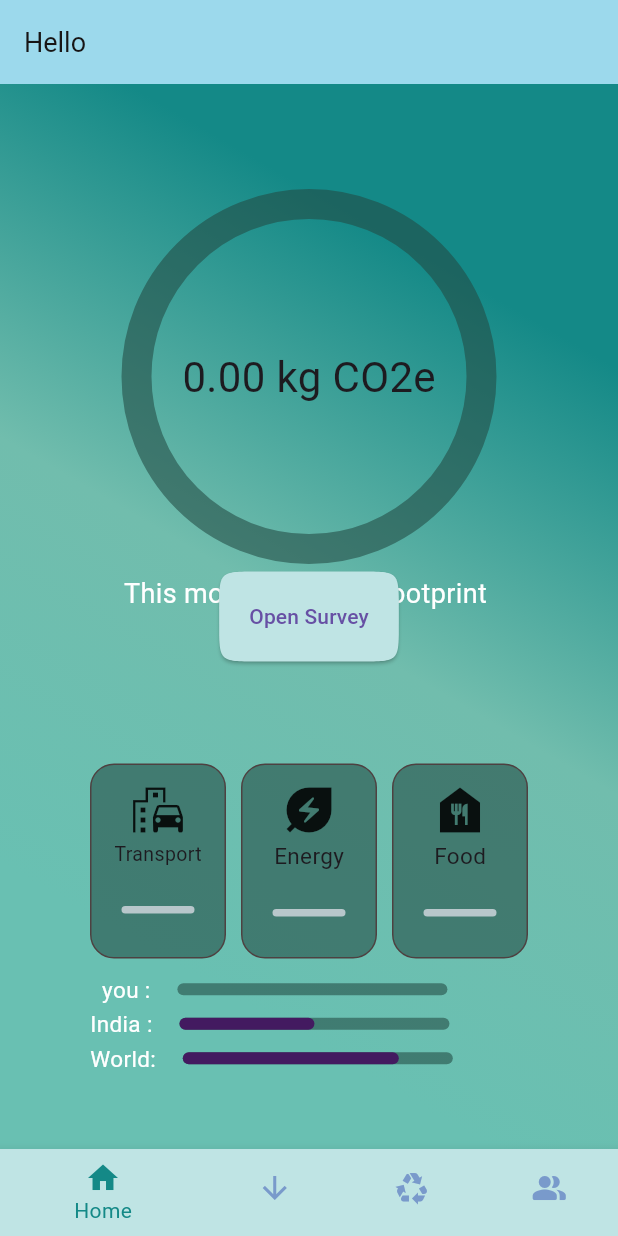
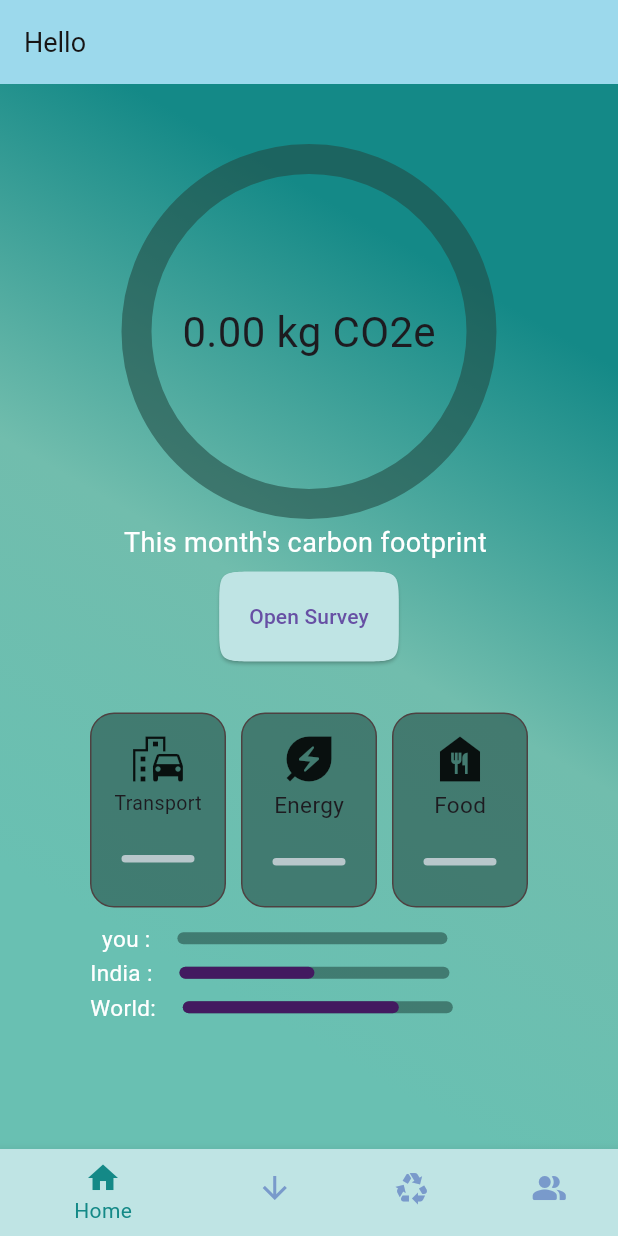
Before and after one commit to AartiDevkar/BEarthly, a Flutter app: the screen it shows after launch, on a phone screen of 412 x 824 dp. Run offline on Flutter 3.47's test engine with Material 3 defaults, Android fonts, the phone set to English and light mode, and no system bars; drawn by our look-alikes of percent_indicator; our stand-ins replace cloud_firestore, firebase_auth, firebase_core, fl_chart, google_sign_in, shared_preferences and 1 more; accounts and stored records are empty.

Commit message:
fix: rename files(recycle-track)

```diff
--- a/lib/carbonTrack/components/indicator.dart
+++ b/lib/carbonTrack/components/indicator.dart
@@ -25,27 +25,35 @@ class _IndicatorState extends State<Indicator> {
   Future<void> _initializeData() async {
     CarbonCalculator calculator = CarbonCalculator(context);
     await calculator.retrieveAnswers(); // Await the method
+    questionResponses =
+        calculator.questionResponses; // Store the survey responses
     _calculateTotalCarbonFootprint();
   }
 
   Future<void> _calculateTotalCarbonFootprint() async {
     CarbonCalculator calculator = CarbonCalculator(context);
-    totalCarbonFootprint = calculator.calculateFootprints(questionResponses
-        .map((response) =>
-            response.transport +
-            response.flightsYear +
-            response.shoppingMode +
-            response.energySourceHome +
-            response.ledBulbs +
-            response.energyIntensiveAppliances +
-            response.proteinSource +
-            response.waterUsage +
-            response.recycleWaste +
-            response.eWasteRecycle)
-        .toList());
 
-    // Assuming that the total carbon footprint is in the range [0, 1]
+    // Extract the relevant data from questionResponses
+    List<String?> responses = questionResponses
+        .map((response) => [
+              response.transport,
+              response.flightsYear,
+              response.shoppingMode,
+              response.energySourceHome,
+              response.ledBulbs,
+              response.energyIntensiveAppliances,
+              response.proteinSource,
+              response.waterUsage,
+              response.recycleWaste,
+              response.eWasteRecycle,
+            ])
+        .expand((element) => element)
+        .toList();
 
+    // Calculate total carbon footprint
+    totalCarbonFootprint = calculator.calculateFootprints(responses);
+
+    // Update the UI
     setState(() {});
   }
 
@@ -64,14 +72,14 @@ class _IndicatorState extends State<Indicator> {
             radius: 125.0,
             lineWidth: 20,
 
-            backgroundColor: Color.fromARGB(148, 34, 74, 67),
+            backgroundColor: const Color.fromARGB(148, 34, 74, 67),
             percent: widget.percent, // Use the widget's percent parameter
             center: Text(
               "${(totalCarbonFootprint.toStringAsFixed(2))} kg CO2e", // Format percent
-              style: TextStyle(fontSize: 28),
+              style: const TextStyle(fontSize: 28),
             ),
             footer: const Padding(
-              padding: EdgeInsets.only(top: 7.0), // Add padding here
+              padding: EdgeInsets.only(top: 3.0), // Add padding here
               child: Text(
                 "This month's carbon footprint ",
                 style: TextStyle(fontSize: 18, color: Colors.white),
@@ -79,7 +87,7 @@ class _IndicatorState extends State<Indicator> {
             ),
             animation: true,
             animationDuration: 1500,
-            progressColor: Color.fromARGB(255, 67, 26, 96),
+            progressColor: const Color.fromARGB(255, 67, 26, 96),
             circularStrokeCap: CircularStrokeCap.round,
           ),
         ),
@@ -98,16 +106,16 @@ class _IndicatorState extends State<Indicator> {
                   border:
                       Border.all(color: const Color.fromARGB(255, 77, 65, 65)),
                   borderRadius: BorderRadius.circular(16),
-                  color: Color.fromARGB(148, 34, 74, 67),
+                  color: const Color.fromARGB(148, 34, 74, 67),
                 ),
                 child: Container(
                   child: Column(
                     children: [
-                      Icon(
+                      const Icon(
                         Icons.emoji_transportation,
                         size: 40,
                       ),
-                      Text(
+                      const Text(
                         'Transport',
                         style: TextStyle(fontSize: 13),
                       ),
@@ -115,8 +123,8 @@ class _IndicatorState extends State<Indicator> {
                         height: 25,
                       ),
                       LinearPercentIndicator(
-                        progressColor: Color.fromARGB(255, 216, 79, 237),
-                        barRadius: Radius.circular(15),
+                        progressColor: const Color.fromARGB(255, 216, 79, 237),
+                        barRadius: const Radius.circular(15),
                         percent: transportPercent,
                       ),
                     ],
@@ -137,7 +145,7 @@ class _IndicatorState extends State<Indicator> {
                   border:
                       Border.all(color: const Color.fromARGB(255, 77, 65, 65)),
                   borderRadius: BorderRadius.circular(16),
-                  color: Color.fromARGB(148, 34, 74, 67),
+                  color: const Color.fromARGB(148, 34, 74, 67),
                 ),
                 child: Container(
                   child: Column(
@@ -154,8 +162,8 @@ class _IndicatorState extends State<Indicator> {
                         height: 25,
                       ),
                       LinearPercentIndicator(
-                        progressColor: Color.fromARGB(255, 216, 79, 237),
-                        barRadius: Radius.circular(15),
+                        progressColor: const Color.fromARGB(255, 216, 79, 237),
+                        barRadius: const Radius.circular(15),
                         percent: energyPercent,
                       ),
                     ],
@@ -176,25 +184,26 @@ class _IndicatorState extends State<Indicator> {
                   border:
                       Border.all(color: const Color.fromARGB(255, 77, 65, 65)),
                   borderRadius: BorderRadius.circular(16),
-                  color: Color.fromARGB(148, 34, 74, 67),
+                  color: const Color.fromARGB(148, 34, 74, 67),
                 ),
+                // ignore: avoid_unnecessary_containers
                 child: Container(
                   child: Column(
                     children: [
-                      Icon(
+                      const Icon(
                         Icons.food_bank,
                         size: 40,
                       ),
-                      Text(
+                      const Text(
                         'Food',
-                        style: TextStyle(fontSize: 15),
+                        style: const TextStyle(fontSize: 15),
                       ),
                       const SizedBox(
                         height: 25,
                       ),
                       LinearPercentIndicator(
-                        progressColor: Color.fromARGB(255, 216, 79, 237),
-                        barRadius: Radius.circular(15),
+                        progressColor: const Color.fromARGB(255, 216, 79, 237),
+                        barRadius: const Radius.circular(15),
                         percent: foodPercent,
                       ),
                     ],
@@ -207,8 +216,8 @@ class _IndicatorState extends State<Indicator> {
         const SizedBox(height: 10),
         Container(
           child: LinearPercentIndicator(
-            backgroundColor: Color.fromARGB(148, 34, 74, 67),
-            barRadius: Radius.circular(20),
+            backgroundColor: const Color.fromARGB(148, 34, 74, 67),
+            barRadius: const Radius.circular(20),
             width: 200.0,
             lineHeight: 8,
             percent: widget.percent, // Use the widget's percent parameter
@@ -218,7 +227,7 @@ class _IndicatorState extends State<Indicator> {
             ),
             animation: true,
             animationDuration: 1500,
-            progressColor: Color.fromARGB(255, 67, 26, 96),
+            progressColor: const Color.fromARGB(255, 67, 26, 96),
           ),
         ),
         const SizedBox(
@@ -226,18 +235,18 @@ class _IndicatorState extends State<Indicator> {
         ),
         Container(
           child: LinearPercentIndicator(
-            backgroundColor: Color.fromARGB(148, 34, 74, 67),
-            barRadius: Radius.circular(20),
+            backgroundColor: const Color.fromARGB(148, 34, 74, 67),
+            barRadius: const Radius.circular(20),
             width: 200.0,
             lineHeight: 8,
             percent: 0.5, // Use the widget's percent parameter
             leading: new Text(
               "India :  ",
-              style: TextStyle(fontSize: 15, color: Colors.white),
+              style: const TextStyle(fontSize: 15, color: Colors.white),
             ),
             animation: true,
             animationDuration: 1500,
-            progressColor: Color.fromARGB(255, 67, 26, 96),
+            progressColor: const Color.fromARGB(255, 67, 26, 96),
           ),
         ),
         const SizedBox(
@@ -245,18 +254,18 @@ class _IndicatorState extends State<Indicator> {
         ),
         Container(
           child: LinearPercentIndicator(
-            backgroundColor: Color.fromARGB(148, 34, 74, 67),
-            barRadius: Radius.circular(20),
+            backgroundColor: const Color.fromARGB(148, 34, 74, 67),
+            barRadius: const Radius.circular(20),
             width: 200.0,
             lineHeight: 8,
             percent: 0.8, // Use the widget's percent parameter
             leading: new Text(
               "World:  ",
-              style: TextStyle(fontSize: 15, color: Colors.white),
+              style: const TextStyle(fontSize: 15, color: Colors.white),
             ),
             animation: true,
             animationDuration: 1500,
-            progressColor: Color.fromARGB(255, 67, 26, 96),
+            progressColor: const Color.fromARGB(255, 67, 26, 96),
           ),
         ),
       ],
--- a/lib/carbonTrack/components/survey.dart
+++ b/lib/carbonTrack/components/survey.dart
@@ -38,7 +38,6 @@ class _SurveyState extends State<Survey> {
       'options': [
         'In-store shopping',
         'Online shopping with fast shipping',
-        'Online shopping with eco-friendly shipping options',
         'I rarely shop for everyday items'
       ],
     },
@@ -165,10 +164,10 @@ class _SurveyState extends State<Survey> {
                 fontWeight: FontWeight.bold,
               ),
             ),
-            SizedBox(height: 8.0),
+            const SizedBox(height: 8.0),
             Text(
               questions[index]['question'] ?? '',
-              style: TextStyle(fontSize: 16.0),
+              style: const TextStyle(fontSize: 16.0),
             ),
             SizedBox(height: 16.0),
             for (int i = 0; i < questions[index]['options']!.length; i++)
@@ -235,6 +234,7 @@ class _SurveyState extends State<Survey> {
 
       print('Survey data successfully stored in Firestore');
     } catch (e) {
+      // ignore: avoid_print
       print('Error storing survey data: $e');
     }
   }
--- a/lib/carbonTrack/home_page.dart
+++ b/lib/carbonTrack/home_page.dart
@@ -154,7 +154,7 @@ class _HomePageState extends State<HomePage> {
             child: Container(
               alignment: Alignment.topCenter,
               padding: EdgeInsets.only(
-                  top: 70, left: 60, right: 60), // Adjust padding
+                  top: 40, left: 60, right: 60), // Adjust padding
               child: Indicator(
                 percent: calculatedPercent,
                 co2eKg: 0,
@@ -165,7 +165,6 @@ class _HomePageState extends State<HomePage> {
             alignment: Alignment.center,
             child: ElevatedButton(
               onPressed: _openSurveyForm,
-              child: Text('Open Survey'),
               style: ElevatedButton.styleFrom(
                 backgroundColor: Color.fromARGB(255, 191, 228, 228),
                 shape: ContinuousRectangleBorder(
@@ -173,6 +172,7 @@ class _HomePageState extends State<HomePage> {
                 ),
                 padding: EdgeInsets.all(20),
               ),
+              child: const Text('Open Survey'),
             ),
           ),
         ],
--- a/lib/main.dart
+++ b/lib/main.dart
@@ -1,6 +1,6 @@
 import 'package:bearthly/carbonTrack/home_page.dart';
 import 'package:bearthly/connect_pages/Connect.dart';
-import 'package:bearthly/recycle_pages/recycle.dart';
+import 'package:bearthly/track_pages/track.dart';
 import 'package:bearthly/reduce_pages/reduce.dart';
 import 'package:bearthly/sign_up_pages/pages/login_page.dart';
 
@@ -35,7 +35,7 @@ class MyApp extends StatelessWidget {
       home: HomePage(),
       routes: {
         '/reduce': (context) => const Reduce(),
-        '/recycle': (context) => const Recycle(),
+        '/recycle': (context) => const Track(),
         '/connect': (context) => const Connect(),
         '/login': ((context) => const LoginPage())
       },
--- a/lib/sign_up_pages/pages/login_page.dart
+++ b/lib/sign_up_pages/pages/login_page.dart
@@ -272,7 +272,7 @@ class _LoginPageState extends State<LoginPage> {
                                       context,
                                       MaterialPageRoute(
                                         builder: (context) =>
-                                            Signup(), // Replace SignUpPage with the actual name of your sign-up page class
+                                            const Signup(), // Replace SignUpPage with the actual name of your sign-up page class
                                       ),
                                     );
                                   },
--- a/lib/recycle_pages/components/pie_chart_components/piechart.dart
+++ b/lib/track_pages/components/pie_chart_components/piechart.dart
@@ -1,5 +1,6 @@
+import 'package:bearthly/track_pages/components/pie_chart_components/indicator_pie.dart';
 import 'package:fl_chart/fl_chart.dart';
-import 'package:bearthly/recycle_pages/components/pie_chart_components/indicator_pie.dart';
+
 import 'package:flutter/material.dart';
 
 class Piechart extends StatefulWidget {
```
Also changed, not shown: lib/connect_pages/Connect.dart (+48 -0 lines), lib/sign_up_pages/pages/sign_up.dart (+6 -2 lines), lib/track_pages/track.dart (renamed from lib/recycle_pages/recycle.dart, +6 -6 lines), lib/track_pages/components/bar_graph/bar_graph.dart (renamed from lib/recycle_pages/components/bar_graph/bar_graph.dart), lib/track_pages/components/bar_graph/resources_bar_graph.dart (renamed from lib/recycle_pages/components/bar_graph/resources_bar_graph.dart), lib/track_pages/components/pie_chart_components/indicator_pie.dart (renamed from lib/recycle_pages/components/pie_chart_components/indicator_pie.dart).
